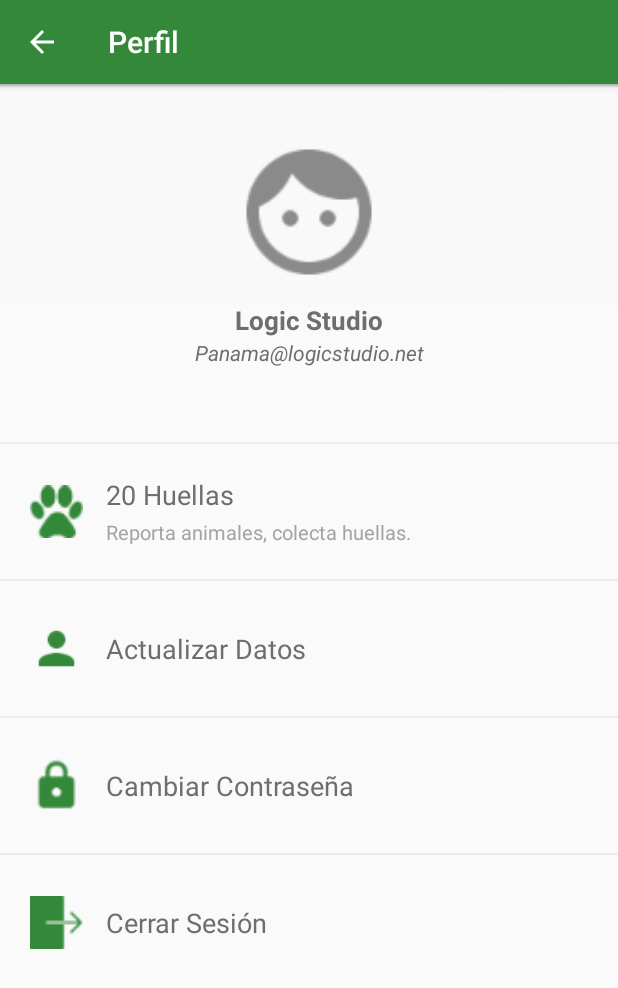
After one commit to vicgp91/Rescate_Animal, an Android app: the PerfilScreen screen opened directly, with no data from a screen before it, on a phone screen of 412 x 824 dp. The commit adds this screen. Shown: the top 988 px of the screen. Run offline under Robolectric (Android 15) with nearby library versions, the phone set to English and light mode, and no system bars.

Commit message:
Profile Screen - Luis

```diff
--- a/app/src/main/AndroidManifest.xml
+++ b/app/src/main/AndroidManifest.xml
@@ -12,7 +12,6 @@
         android:icon="@mipmap/ic_launcher"
         android:label="@string/app_name"
         android:theme="@style/AppTheme">
-
         <meta-data
             android:name="com.google.android.geo.API_KEY"
             android:value="@string/GOOGLE_MAP_DEVELOPER_KEY_ANDROID_LUIS" />
@@ -20,7 +19,6 @@
         <uses-feature
             android:glEsVersion="0x00020000"
             android:required="true" />
-
 
         <activity
             android:name=".Activity_Valida_Login"
@@ -39,7 +37,9 @@
         <activity android:name=".HomeScreen" />
         <activity android:name=".InfoAnimal" />
         <activity android:name=".AnimalDetails" />
-        <activity android:name=".MapActivity"></activity>
+        <activity android:name=".MapActivity" />
+        <activity android:name=".PerfilScreen" />
+        <activity android:name=".FinalReport"></activity>
     </application>
 
 </manifest>
--- a/app/src/main/java/appcpanama/logicstudio/net/appcpanama/Adapters/drawerAdapter.java
+++ b/app/src/main/java/appcpanama/logicstudio/net/appcpanama/Adapters/drawerAdapter.java
@@ -78,6 +78,7 @@ public class drawerAdapter extends RecyclerView.Adapter<drawerAdapter.ViewHolder
         mNavSubTitles = homeScreen.getResources().getStringArray(R.array.drawerSubTitle);
 
         mIcons = new int[]{R.drawable.ic_report,
+                R.drawable.ic_user_gray,
                 R.drawable.ic_aprende,
                 R.drawable.ic_call,
                 R.drawable.ic_dog};
--- a/app/src/main/java/appcpanama/logicstudio/net/appcpanama/Commons/SPControl.java
+++ b/app/src/main/java/appcpanama/logicstudio/net/appcpanama/Commons/SPControl.java
@@ -62,5 +62,10 @@ public class SPControl {
         return sharedPreferences.contains(key);
     }
 
+    public void delete(String key){
+        SharedPreferences.Editor editor = sharedPreferences.edit();
+        editor.remove(key);
+        editor.commit();
+    }
 
 }
--- /dev/null
+++ b/app/src/main/java/appcpanama/logicstudio/net/appcpanama/FinalReport.java
@@ -0,0 +1,13 @@
+package appcpanama.logicstudio.net.appcpanama;
+
+import android.support.v7.app.AppCompatActivity;
+import android.os.Bundle;
+
+public class FinalReport extends AppCompatActivity {
+
+    @Override
+    protected void onCreate(Bundle savedInstanceState) {
+        super.onCreate(savedInstanceState);
+        setContentView(R.layout.final_report);
+    }
+}
--- a/app/src/main/java/appcpanama/logicstudio/net/appcpanama/HomeScreen.java
+++ b/app/src/main/java/appcpanama/logicstudio/net/appcpanama/HomeScreen.java
@@ -87,20 +87,23 @@ public class HomeScreen extends AppCompatActivity {
 
                 break;
 
+            case 2:
+                drawerPosition = new Intent(HomeScreen.this, PerfilScreen.class);
+                break;
 
-            case 2:
+            case 3:
                 drawerPosition = new Intent(HomeScreen.this, InfoAnimal.class);
                 break;
 
 
-            case 3:
+            case 4:
                 String phone = "+50762297904";
-                Intent intent = new Intent(Intent.ACTION_DIAL, Uri.fromParts("tel", phone, null));
-                startActivity(intent);
+                drawerPosition = new Intent(Intent.ACTION_DIAL, Uri.fromParts("tel", phone, null));
+
                 break;
 
 
-            case 4:
+            case 5:
 
                 break;
         }
--- /dev/null
+++ b/app/src/main/java/appcpanama/logicstudio/net/appcpanama/PerfilScreen.java
@@ -0,0 +1,97 @@
+package appcpanama.logicstudio.net.appcpanama;
+
+import android.content.Intent;
+import android.support.v7.app.AppCompatActivity;
+import android.os.Bundle;
+import android.support.v7.widget.Toolbar;
+import android.view.MenuItem;
+import android.view.View;
+import android.widget.LinearLayout;
+
+import appcpanama.logicstudio.net.appcpanama.Commons.SPControl;
+
+import static android.content.Intent.FLAG_ACTIVITY_SINGLE_TOP;
+
+public class PerfilScreen extends AppCompatActivity implements View.OnClickListener {
+
+    //Controls
+    Toolbar toolbar;
+    LinearLayout btnActDatos,
+            btnCambiarContr,
+            btnLogOut;
+
+    @Override
+    protected void onCreate(Bundle savedInstanceState) {
+        super.onCreate(savedInstanceState);
+        setContentView(R.layout.perfil_screen);
+
+        initInstance();
+        assign();
+    }
+
+    private void initInstance() {
+        toolbar = (Toolbar) findViewById(R.id.toolbar);
+
+        btnActDatos = (LinearLayout) findViewById(R.id.lay_perfil_datos);
+        btnCambiarContr = (LinearLayout) findViewById(R.id.lay_perfil_contrasena);
+        btnLogOut = (LinearLayout) findViewById(R.id.lay_perfil_sesion);
+    }
+
+
+    private void assign() {
+
+        setSupportActionBar(toolbar);
+        getSupportActionBar().setDisplayHomeAsUpEnabled(true);
+        getSupportActionBar().setTitle(R.string.perfilTitle);
+
+        btnActDatos.setOnClickListener(this);
+        btnCambiarContr.setOnClickListener(this);
+        btnLogOut.setOnClickListener(this);
+
+    }
+
+
+    @Override
+    public void onClick(View v) {
+        int idView = v.getId();
+
+        switch (idView) {
+
+            case R.id.lay_perfil_datos:
+
+                break;
+
+            case R.id.lay_perfil_contrasena:
+
+                break;
+
+            case R.id.lay_perfil_sesion:
+                cerrarSesion();
+                break;
+
+
+            default:
+                break;
+        }
+    }
+
+
+    private void cerrarSesion(){
+        new SPControl(getApplicationContext()).delete("logValue");
+
+        Intent i = new Intent(this, IntroActivity.class );
+        i.addFlags(Intent.FLAG_ACTIVITY_CLEAR_TASK|Intent.FLAG_ACTIVITY_NEW_TASK);
+        startActivity(i);
+        finish();
+
+    }
+
+    @Override
+    public boolean onOptionsItemSelected(MenuItem menuItem) {
+        switch (menuItem.getItemId()) {
+            case android.R.id.home:
+                onBackPressed();
+        }
+        return (super.onOptionsItemSelected(menuItem));
+    }
+}
--- /dev/null
+++ b/app/src/main/res/layout/final_report.xml
@@ -0,0 +1,13 @@
+<?xml version="1.0" encoding="utf-8"?>
+<RelativeLayout xmlns:android="http://schemas.android.com/apk/res/android"
+    xmlns:tools="http://schemas.android.com/tools"
+    android:id="@+id/final_report"
+    android:layout_width="match_parent"
+    android:layout_height="match_parent"
+    android:paddingBottom="@dimen/activity_vertical_margin"
+    android:paddingLeft="@dimen/activity_horizontal_margin"
+    android:paddingRight="@dimen/activity_horizontal_margin"
+    android:paddingTop="@dimen/activity_vertical_margin"
+    tools:context="appcpanama.logicstudio.net.appcpanama.FinalReport">
+
+</RelativeLayout>
--- a/app/src/main/res/layout/header_drawer.xml
+++ b/app/src/main/res/layout/header_drawer.xml
@@ -14,4 +14,14 @@
         android:paddingLeft="10dp"
         android:paddingRight="10dp"
         android:src="@drawable/ic_arrow_back_white" />
+
+    <TextView
+        android:layout_width="wrap_content"
+        android:layout_height="?attr/actionBarSize"
+        android:layout_marginLeft="10dp"
+        android:gravity="center_vertical"
+        android:text="@string/drawer_title"
+        android:textColor="@color/colorWhite"
+        android:textSize="20sp" />
+
 </LinearLayout>
--- a/app/src/main/res/layout/login_screen.xml
+++ b/app/src/main/res/layout/login_screen.xml
@@ -36,6 +36,7 @@
             android:layout_height="wrap_content"
             android:inputType="textEmailAddress"
             android:singleLine="true"
+            android:text="panama@logicstudio.net"
             android:textColor="@color/colorWhite" />
 
         <TextView
@@ -52,6 +53,7 @@
             android:layout_height="wrap_content"
             android:inputType="textPassword"
             android:singleLine="true"
+            android:text="123456"
             android:textColor="@color/colorWhite" />
 
 
--- /dev/null
+++ b/app/src/main/res/layout/perfil_screen.xml
@@ -0,0 +1,248 @@
+<?xml version="1.0" encoding="utf-8"?>
+<LinearLayout xmlns:android="http://schemas.android.com/apk/res/android"
+    xmlns:app="http://schemas.android.com/apk/res-auto"
+    xmlns:tools="http://schemas.android.com/tools"
+    android:id="@+id/perfil_screen"
+    android:layout_width="match_parent"
+    android:layout_height="match_parent"
+    android:orientation="vertical"
+    tools:context="appcpanama.logicstudio.net.appcpanama.PerfilScreen">
+
+    <android.support.v7.widget.Toolbar
+        android:id="@+id/toolbar"
+        android:layout_width="match_parent"
+        android:layout_height="?attr/actionBarSize"
+        android:background="?attr/colorPrimary"
+        app:popupTheme="@style/ThemeOverlay.AppCompat.Light"
+        app:theme="@style/ThemeOverlay.AppCompat.Dark.ActionBar" />
+
+    <ScrollView
+        android:layout_width="match_parent"
+        android:layout_height="match_parent"
+        android:foreground="@drawable/bottom_shadow">
+
+        <LinearLayout
+            android:layout_width="match_parent"
+            android:layout_height="wrap_content"
+            android:gravity="center_horizontal"
+            android:orientation="vertical">
+
+
+            <ImageView
+                android:layout_width="100dp"
+                android:layout_height="100dp"
+                android:layout_marginTop="35dp"
+                android:src="@drawable/ic_face" />
+
+
+            <TextView
+                android:layout_width="match_parent"
+                android:layout_height="wrap_content"
+                android:layout_marginLeft="30dp"
+                android:layout_marginRight="30dp"
+                android:layout_marginTop="10dp"
+                android:gravity="center"
+                android:text="@string/nombreTest"
+                android:textColor="@color/colorBlackGray"
+                android:textSize="17sp"
+                android:textStyle="bold" />
+
+
+            <TextView
+                android:layout_width="match_parent"
+                android:layout_height="wrap_content"
+                android:layout_marginLeft="30dp"
+                android:layout_marginRight="30dp"
+                android:gravity="center"
+                android:text="@string/emailTest"
+                android:textColor="@color/colorBlackGray"
+                android:textSize="14sp"
+                android:textStyle="italic" />
+
+
+            <LinearLayout
+                android:layout_width="match_parent"
+                android:layout_height="wrap_content"
+                android:layout_marginTop="50dp"
+                android:orientation="vertical">
+
+                <View
+                    android:layout_width="match_parent"
+                    android:layout_height="1dp"
+                    android:background="@color/colorWhiteGray" />
+
+                <!-- SECCIÓN HUELLAS -->
+                <LinearLayout
+                    android:id="@+id/lay_perfil_huella"
+                    android:layout_width="match_parent"
+                    android:layout_height="90dp"
+                    android:gravity="center_vertical"
+                    android:orientation="horizontal">
+
+                    <ImageView
+                        android:layout_width="35dp"
+                        android:layout_height="35dp"
+                        android:layout_marginLeft="20dp"
+                        android:layout_marginRight="15dp"
+                        android:src="@drawable/huella_green" />
+
+                    <LinearLayout
+                        android:layout_width="0dp"
+                        android:layout_height="match_parent"
+                        android:layout_marginRight="20dp"
+                        android:layout_weight="1"
+                        android:gravity="center_vertical"
+                        android:orientation="vertical">
+
+                        <TextView
+                            android:layout_width="match_parent"
+                            android:layout_height="wrap_content"
+                            android:singleLine="true"
+                            android:text="@string/huellasTest"
+                            android:textColor="@color/colorBlackGray"
+                            android:textSize="18sp" />
+
+                        <TextView
+                            android:layout_width="match_parent"
+                            android:layout_height="wrap_content"
+                            android:layout_marginTop="3dp"
+                            android:singleLine="true"
+                            android:text="@string/perfilSubtitleHuella"
+                            android:textColor="@color/colorMiddleGray"
+                            android:textSize="13sp" />
+                    </LinearLayout>
+                </LinearLayout>
+
+
+                <View
+                    android:layout_width="match_parent"
+                    android:layout_height="1dp"
+                    android:background="@color/colorWhiteGray" />
+
+
+                <!-- SECCIÓN ACTUALIZAR DATOS -->
+                <LinearLayout
+                    android:id="@+id/lay_perfil_datos"
+                    android:layout_width="match_parent"
+                    android:layout_height="90dp"
+                    android:background="?android:attr/selectableItemBackground"
+                    android:gravity="center_vertical"
+                    android:orientation="horizontal">
+
+                    <ImageView
+                        android:layout_width="35dp"
+                        android:layout_height="35dp"
+                        android:layout_marginLeft="20dp"
+                        android:layout_marginRight="15dp"
+                        android:src="@drawable/ic_user" />
+
+                    <LinearLayout
+                        android:layout_width="0dp"
+                        android:layout_height="match_parent"
+                        android:layout_marginRight="20dp"
+                        android:layout_weight="1"
+                        android:gravity="center_vertical"
+                        android:orientation="vertical">
+
+                        <TextView
+                            android:layout_width="match_parent"
+                            android:layout_height="wrap_content"
+                            android:singleLine="true"
+                            android:text="@string/perfilActDatos"
+                            android:textColor="@color/colorBlackGray"
+                            android:textSize="18sp" />
+
+                    </LinearLayout>
+                </LinearLayout>
+
+
+                <View
+                    android:layout_width="match_parent"
+                    android:layout_height="1dp"
+                    android:background="@color/colorWhiteGray" />
+
+
+                <!-- SECCIÓN CAMBIAR CONTRASEÑA -->
+                <LinearLayout
+                    android:id="@+id/lay_perfil_contrasena"
+                    android:layout_width="match_parent"
+                    android:layout_height="90dp"
+                    android:background="?android:attr/selectableItemBackground"
+                    android:gravity="center_vertical"
+                    android:orientation="horizontal">
+
+                    <ImageView
+                        android:layout_width="35dp"
+                        android:layout_height="35dp"
+                        android:layout_marginLeft="20dp"
+                        android:layout_marginRight="15dp"
+                        android:src="@drawable/ic_lock" />
+
+                    <LinearLayout
+                        android:layout_width="0dp"
+                        android:layout_height="match_parent"
+                        android:layout_marginRight="20dp"
+                        android:layout_weight="1"
+                        android:gravity="center_vertical"
+                        android:orientation="vertical">
+
+                        <TextView
+                            android:layout_width="match_parent"
+                            android:layout_height="wrap_content"
+                            android:singleLine="true"
+                            android:text="@string/perfilCambiarContra"
+                            android:textColor="@color/colorBlackGray"
+                            android:textSize="18sp" />
+
+                    </LinearLayout>
+                </LinearLayout>
+
+
+                <View
+                    android:layout_width="match_parent"
+                    android:layout_height="1dp"
+                    android:background="@color/colorWhiteGray" />
+
+
+                <!-- SECCIÓN CERRAR SESIÓN -->
+                <LinearLayout
+                    android:id="@+id/lay_perfil_sesion"
+                    android:layout_width="match_parent"
+                    android:layout_height="90dp"
+                    android:background="?android:attr/selectableItemBackground"
+                    android:gravity="center_vertical"
+                    android:orientation="horizontal">
+
+                    <ImageView
+                        android:layout_width="35dp"
+                        android:layout_height="35dp"
+                        android:layout_marginLeft="20dp"
+                        android:layout_marginRight="15dp"
+                        android:src="@drawable/logout_icon" />
+
+                    <LinearLayout
+                        android:layout_width="0dp"
+                        android:layout_height="match_parent"
+                        android:layout_marginRight="20dp"
+                        android:layout_weight="1"
+                        android:gravity="center_vertical"
+                        android:orientation="vertical">
+
+                        <TextView
+                            android:layout_width="match_parent"
+                            android:layout_height="wrap_content"
+                            android:singleLine="true"
+                            android:text="@string/perfilCerrarSesion"
+                            android:textColor="@color/colorBlackGray"
+                            android:textSize="18sp" />
+
+                    </LinearLayout>
+                </LinearLayout>
+
+            </LinearLayout>
+
+        </LinearLayout>
+    </ScrollView>
+
+
+</LinearLayout>
--- a/app/src/main/res/values/arrays.xml
+++ b/app/src/main/res/values/arrays.xml
@@ -2,6 +2,7 @@
 <resources>
     <array name="drawerTitle">
         <item>Reporta</item>
+        <item>Perfil</item>
         <item>Aprende</item>
         <item>Contáctanos</item>
         <item>Participa</item>
@@ -9,6 +10,7 @@
 
     <array name="drawerSubTitle">
         <item>Un animal en peligro</item>
+        <item>Información del usuario</item>
         <item>Sobre cómo cuidar a los animales</item>
         <item>Para hablar con personal de rescate</item>
         <item>De nuestras actividades</item>
--- a/app/src/main/res/values/colors.xml
+++ b/app/src/main/res/values/colors.xml
@@ -3,6 +3,7 @@
     <color name="colorWhite">#FFFFFF</color>
     <color name="colorWhiteGray">#ececec</color>
     <color name="colorBlackGray">#6e6e6e</color>
+    <color name="colorMiddleGray">#a4a4a4</color>
     <color name="colorBlack">#404040</color>
     <color name="colorPrimary">#348839</color>
     <color name="colorPrimaryDark">#215e10</color>
--- a/app/src/main/res/values/strings.xml
+++ b/app/src/main/res/values/strings.xml
@@ -11,6 +11,7 @@
     //Drawer Strings
     <string name="open_drawer">Open Drawer</string>
     <string name="close_drawer">Close Drawer</string>
+    <string name="drawer_title">Menú</string>
 
     //----Activigty Intro
     <string name="inicioText">Ayúdalos a Regresar a Casa</string>
@@ -30,7 +31,7 @@
     <string name="poseeRegistroText">¿Ya tienes tu cuenta? Login</string>
 
     //----Activity Home
-    <string name="homeTitle">¡Bienvenido a Rescate Animal!</string>
+    <string name="homeTitle">¡Bienvenido Logic Studio!</string>
     <string name="homeSubTitle">Ayuda a un animal a regresar a casa y deja tu huella</string>
     <string name="homeButton">Reportar un Animal en Peligro</string>
 
@@ -43,8 +44,23 @@
 
     //----Activity Mapas
     <string name="mapTitleVerUbicacion">Ubicaciones</string>
+
+
+    //----Activity Perfil
+    <string name="perfilTitle">Perfil</string>
+    <string name="perfilSubtitleHuella">Reporta animales, colecta huellas.</string>
+    <string name="perfilActDatos">Actualizar Datos</string>
+    <string name="perfilCambiarContra">Cambiar Contraseña</string>
+    <string name="perfilCerrarSesion">Cerrar Sesión</string>
+
+
     //---- Text Example
     <string name="textTest">Lorem ipsum dolor sit amet, consectetur adipiscing elit. Praesent dictum libero et placerat aliquet. Etiam semper augue ligula, a lacinia enim sollicitudin non. Integer eget nisl at ipsum tempus placerat. Pellentesque nec lacus dui. Cras venenatis libero sodales tellus rhoncus, nec malesuada turpis euismod. Donec vel malesuada ipsum, sit amet laoreet sapien. Duis finibus maximus est ac tempus. Fusce tincidunt, mi ac congue vulputate, ex est finibus leo, eleifend vestibulum massa ex sed massa. Aliquam posuere, magna id hendrerit ornare, velit eros molestie tortor, ac maximus felis massa vitae dui. Aliquam erat volutpat.</string>
+    <string name="nombreTest">Logic Studio</string>
+    <string name="emailTest">Panama@logicstudio.net</string>
+    <string name="huellasTest">20 Huellas</string>
+
+
     <!-- TODO: Remove or change this placeholder text -->
     <string name="hello_blank_fragment">Hello blank fragment</string>
     <string name="title_activity_activity__valida__login">Activity_Valida_Login</string>
```
Also changed, not shown: app/src/main/res/drawable-hdpi/ic_user_gray.png (added), app/src/main/res/drawable-mdpi/ic_user_gray.png (added), app/src/main/res/drawable-xhdpi/ic_user_gray.png (added), app/src/main/res/drawable-xhdpi/logout_icon.png (added), app/src/main/res/drawable-xxhdpi/ic_user_gray.png (added), app/src/main/res/drawable-xxxhdpi/ic_user_gray.png (added).
